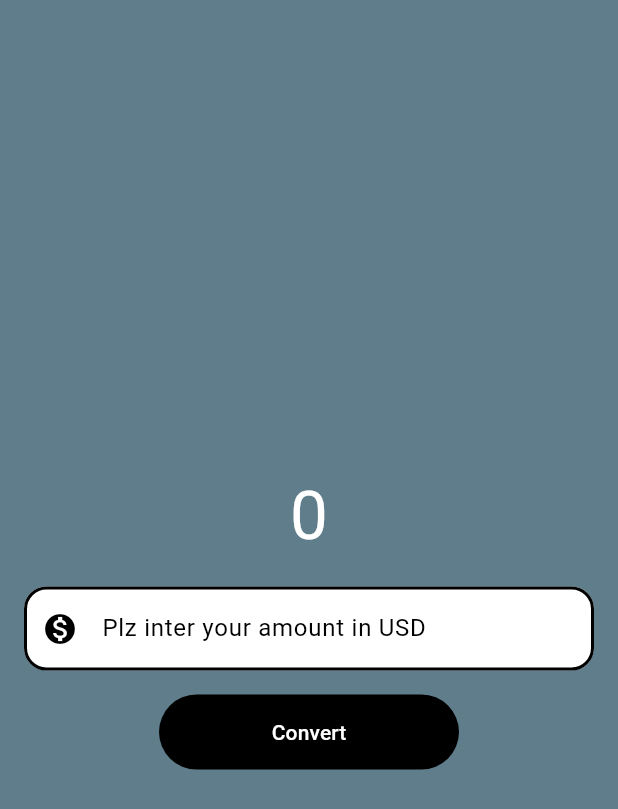
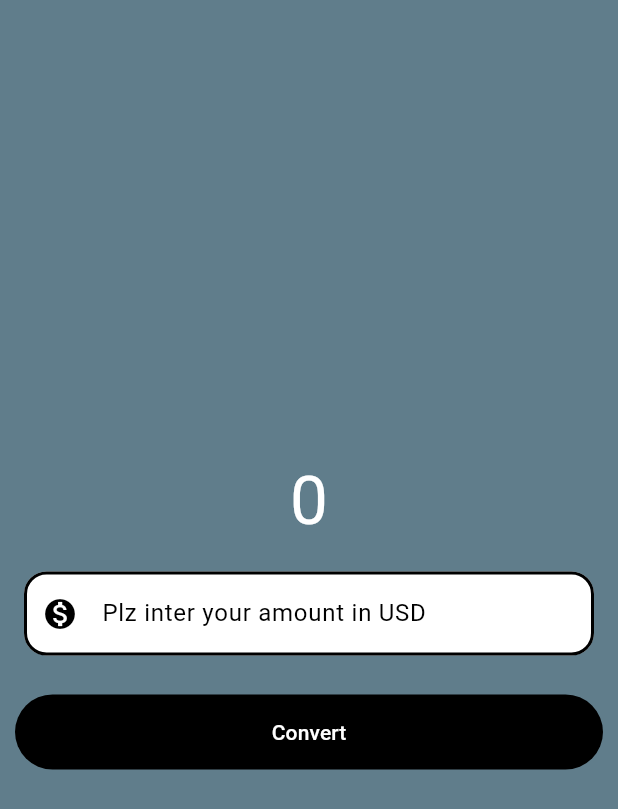
Before and after one commit to Nikhilk101/currency_converter, a Flutter app: the screen it shows after launch, after a tap on "Convert", on a phone screen of 412 x 824 dp. Shown: the top 809 px of the screen. Run offline on Flutter 3.47's test engine with Material 3 defaults, Android fonts, the phone set to English and light mode, and no system bars.

Commit message:
second commit

```diff
--- a/lib/currency_converter_material_page.dart
+++ b/lib/currency_converter_material_page.dart
@@ -52,15 +52,20 @@ class CurrencyConverterMaterialPage extends StatelessWidget {
                   ),
                 ),
                 //button
-                TextButton(onPressed: () {
-                  print("button clicked");
-                },
-                  style: const ButtonStyle(
-                    backgroundColor: MaterialStatePropertyAll(Colors.black),
-                    foregroundColor: MaterialStatePropertyAll(Colors.white),
-                    fixedSize: MaterialStatePropertyAll(Size(200,50)),
+                Padding(
+                  padding: const EdgeInsets.all(10.0),
+                  child: TextButton(onPressed: () {
+                    print("button clicked");
+                  },
+                    style: const ButtonStyle(
+                      backgroundColor:const MaterialStatePropertyAll(Colors.black),
+                      foregroundColor: const  MaterialStatePropertyAll(Colors.white),
+                      minimumSize: const MaterialStatePropertyAll(
+                        Size(double.infinity, 50),
+                      ),
+                    ),
+                    child: const Text("Convert"),
                   ),
-                  child: const Text("Convert"),
                 ),
               ],
             ),
```
